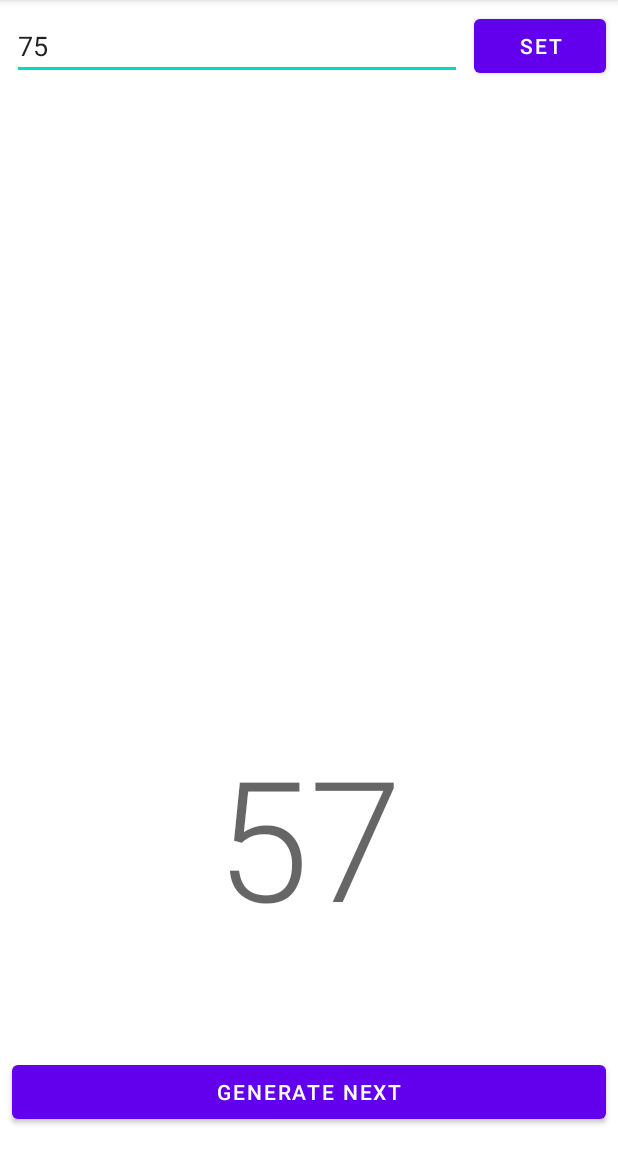
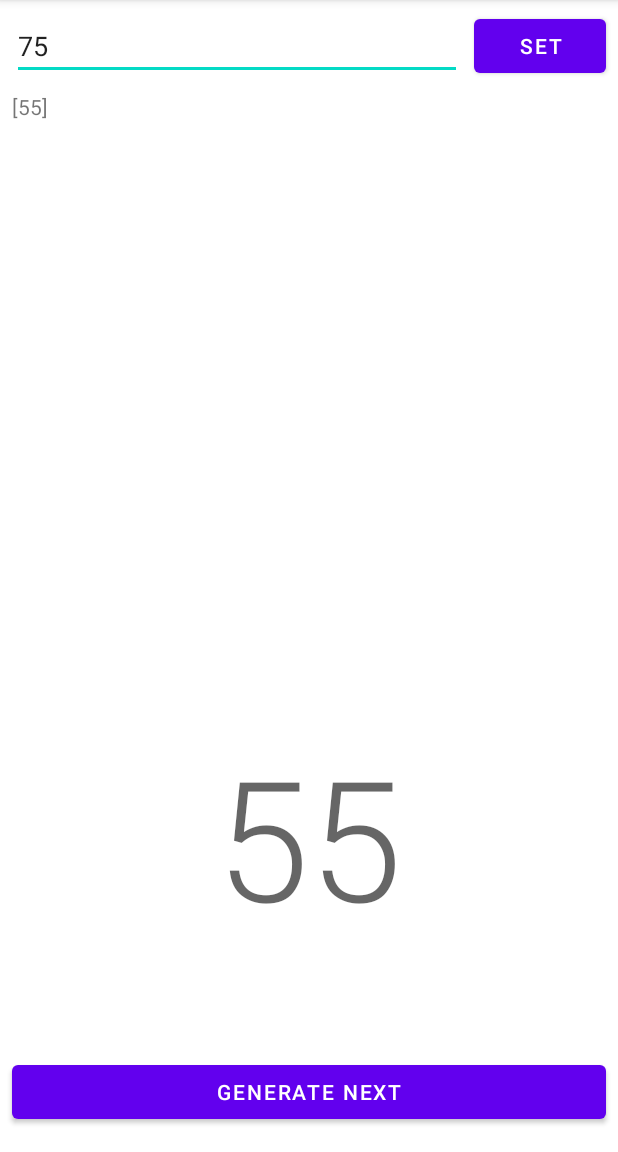
Before and after one commit to RyujiOdaJP/MyBingo, an Android app: the screen it shows after launch (MainActivity), after a tap on "GENERATE NEXT", on a phone screen of 412 x 824 dp, the part 84-1236 px from its top. Run offline under Robolectric (Android 15) with nearby library versions, the phone set to English and light mode, and no system bars.

Commit message:
add historyTextView

```diff
--- a/app/src/main/java/com/example/mybingo/MainActivity.kt
+++ b/app/src/main/java/com/example/mybingo/MainActivity.kt
@@ -1,10 +1,8 @@
 package com.example.mybingo
 
-import android.annotation.SuppressLint
 import androidx.appcompat.app.AppCompatActivity
 import android.os.Bundle
 import android.util.Log
-import android.view.View
 import android.widget.Button
 import android.widget.EditText
 import android.widget.TextView
@@ -15,7 +13,8 @@ class MainActivity : AppCompatActivity() {
     private lateinit var registerMaxNumberButton: Button
     private lateinit var nextNumberButton: Button
     private lateinit var currentNumber: TextView
-    private var recodesList = mutableListOf<Int>()
+    private var history = mutableListOf<Int>()
+    private lateinit var historyTextView: TextView
 
     override fun onCreate(savedInstanceState: Bundle?) {
         super.onCreate(savedInstanceState)
@@ -38,26 +37,28 @@ class MainActivity : AppCompatActivity() {
         }
 
         currentNumber = findViewById(R.id.currentNumber)
+
+        historyTextView = findViewById(R.id.history)
     }
 
-//    override fun onClick(v: View?) {
-//        val maxNumberString = this.maxNumberEditText.text.toString()
-//        maxNumber = maxNumberString.toInt()
-//
-//        Log.d("MainActivity", "m axNumber: $maxNumber")
-//    }
+    private fun onClickNextNumber() {
 
-    private fun onClickNextNumber() {
-        val randomNumber: Double = maxNumber * Math.random()
-        val nextNumber: Int = createRandomNumber()
+        var nextNumber: Int = createRandomNumber()
+        while (history.contains(nextNumber)) {
+            Log.d("MainActivity", "重複したので再生成")
+            nextNumber = createRandomNumber()
+        }
 
+        val nextNumberString = nextNumber.toString()
         Log.d("MainActivity", "maxNumber: $maxNumber")
-        Log.d("MainActivity", "onClickNextNumber: $randomNumber")
-        Log.d("MainActivity", nextNumber.toString())
-        currentNumber.text = nextNumber.toString()
+        Log.d("MainActivity", nextNumberString)
 
-        recodesList.add(nextNumber)
-        Log.d("MainActivity", "onClickNextNumber: $recodesList")
+        currentNumber.text = nextNumberString
+
+        history.add(nextNumber)
+        Log.d("MainActivity", "onClickNextNumber: $history")
+
+        historyTextView.text = history.toString()
     }
 
     private fun createRandomNumber() : Int {
--- a/app/src/main/res/layout/activity_main.xml
+++ b/app/src/main/res/layout/activity_main.xml
@@ -53,4 +53,21 @@
         app:layout_constraintEnd_toEndOf="parent"
         app:layout_constraintStart_toStartOf="parent" />
 
+    <ScrollView
+        android:layout_width="0dp"
+        android:layout_height="120dp"
+        android:layout_marginStart="8dp"
+        android:layout_marginTop="8dp"
+        android:layout_marginEnd="8dp"
+        app:layout_constraintEnd_toEndOf="parent"
+        app:layout_constraintStart_toStartOf="parent"
+        app:layout_constraintTop_toBottomOf="@+id/maxNumber">
+
+        <TextView
+            android:id="@+id/history"
+            android:layout_width="match_parent"
+            android:layout_height="wrap_content"
+            android:text="history" />
+    </ScrollView>
+
 </androidx.constraintlayout.widget.ConstraintLayout>
```
